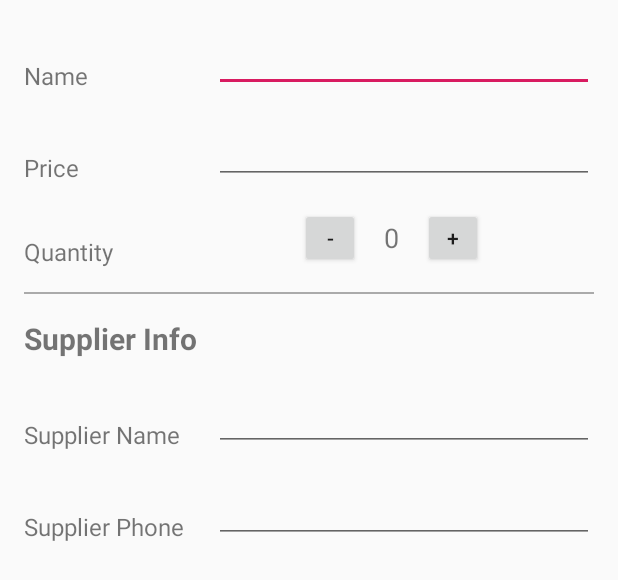
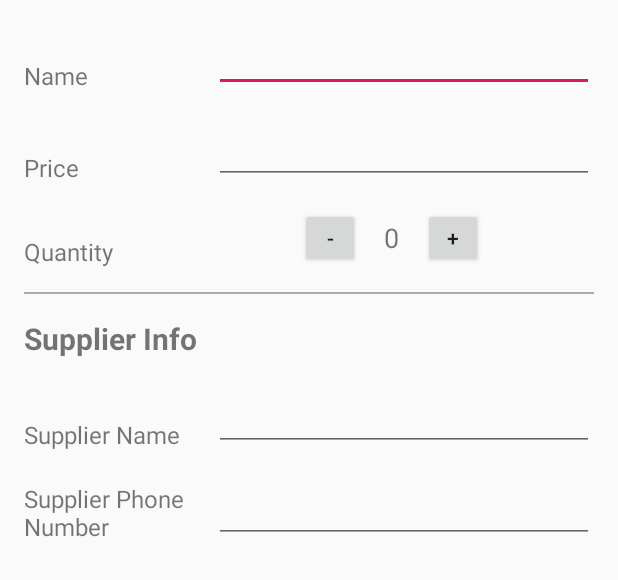
Before and after one commit to LuizPelegrini/ABND_P7, an Android app: the layout details_layout.xml on its own in the app's theme, with its tools: preview values and no code run, on a phone screen of 412 x 824 dp. Shown: the top 580 px of the screen. Run offline under Robolectric (Android 15) with nearby library versions, the phone set to English and light mode, and no system bars.

```diff
--- a/app/src/main/res/layout/activity_main.xml
+++ b/app/src/main/res/layout/activity_main.xml
@@ -1,5 +1,6 @@
 <?xml version="1.0" encoding="utf-8"?>
-<RelativeLayout xmlns:android="http://schemas.android.com/apk/res/android"
+<RelativeLayout
+    xmlns:android="http://schemas.android.com/apk/res/android"
     xmlns:app="http://schemas.android.com/apk/res-auto"
     xmlns:tools="http://schemas.android.com/tools"
     android:layout_width="match_parent"
@@ -16,6 +17,7 @@
         app:layout_constraintTop_toTopOf="parent" />
 
     <android.support.design.widget.FloatingActionButton
+        android:id="@+id/fab"
         android:layout_width="wrap_content"
         android:layout_height="wrap_content"
         android:layout_margin="16dp"
--- a/app/src/main/res/layout/details_layout.xml
+++ b/app/src/main/res/layout/details_layout.xml
@@ -4,7 +4,8 @@
     xmlns:tools="http://schemas.android.com/tools"
     android:layout_width="match_parent"
     android:layout_height="match_parent"
-    android:orientation="vertical">
+    android:orientation="vertical"
+    tools:context=".DetailsActivity">
 
     <LinearLayout
         android:layout_width="match_parent"
@@ -19,7 +20,7 @@
             android:layout_weight="1"
             android:textSize="16sp"
             android:layout_gravity="bottom"
-            tools:text="Name"/>
+            android:text="@string/product_name"/>
         <EditText
             android:id="@+id/name_edit_text"
             android:layout_width="0dp"
@@ -40,7 +41,7 @@
             android:layout_weight="1"
             android:textSize="16sp"
             android:layout_gravity="bottom"
-            tools:text="Price"/>
+            android:text="@string/product_price"/>
         <EditText
             android:id="@+id/price_edit_text"
             android:layout_width="0dp"
@@ -61,7 +62,7 @@
             android:layout_weight="1"
             android:textSize="16sp"
             android:layout_gravity="bottom"
-            tools:text="Quantity"/>
+            android:text="@string/product_quantity"/>
         <LinearLayout
             android:layout_width="0dp"
             android:layout_height="wrap_content"
@@ -112,7 +113,7 @@
         android:layout_marginTop="16dp"
         android:layout_marginLeft="16dp"
         android:layout_marginStart="16dp"
-        tools:text="Supplier Info" />
+        android:text="@string/supplier_info_title" />
 
     <!-- Supplier info -->
     <LinearLayout
@@ -128,7 +129,7 @@
             android:layout_weight="1"
             android:textSize="16sp"
             android:layout_gravity="bottom"
-            tools:text="Supplier Name"/>
+            android:text="@string/supplier_name"/>
         <EditText
             android:id="@+id/supplier_name_edit_text"
             android:layout_width="0dp"
@@ -148,7 +149,7 @@
             android:layout_weight="1"
             android:textSize="16sp"
             android:layout_gravity="bottom"
-            tools:text="Supplier Phone"/>
+            android:text="@string/supplier_phone_number"/>
         <EditText
             android:id="@+id/supplier_phone_edit_text"
             android:layout_width="0dp"
--- /dev/null
+++ b/app/src/main/res/values/dimens.xml
@@ -0,0 +1,3 @@
+<resources>
+    <dimen name="fab_margin">16dp</dimen>
+</resources>
--- a/app/src/main/res/values/strings.xml
+++ b/app/src/main/res/values/strings.xml
@@ -1,6 +1,13 @@
 <resources xmlns:xliff="urn:oasis:names:tc:xliff:document:1.2">
     <string name="app_name">ABND_P7</string>
     <string name="insert_dummy_data">Insert dummy data</string>
-    <string name="product_added">Product <xliff:g id="prod_id" example="1">%d</xliff:g> added</string>
+    <string name="product_added">Product <xliff:g example="1" id="prod_id">%d</xliff:g> added</string>
     <string name="error_add">Error adding the product</string>
+    <string name="product_name">Name</string>
+    <string name="product_price">Price</string>
+    <string name="product_quantity">Quantity</string>
+    <string name="supplier_info_title">Supplier Info</string>
+    <string name="supplier_name">Supplier Name</string>
+    <string name="supplier_phone_number">Supplier Phone Number</string>
+    <string name="title_activity_details">DetailsActivity</string>
 </resources>
```
Also changed, not shown: app/src/main/AndroidManifest.xml (+10 -0 lines), app/src/main/java/com/example/android/abnd_p7/DetailsActivity.java (added, +23 -0 lines), app/src/main/java/com/example/android/abnd_p7/MainActivity.java (+14 -5 lines), app/src/main/java/com/example/android/abnd_p7/data/ProductProvider.java (added, +69 -0 lines), app/src/main/java/com/example/android/abnd_p7/data/StoreContract.java (+7 -0 lines), app/src/main/res/values/styles.xml (+9 -0 lines).
